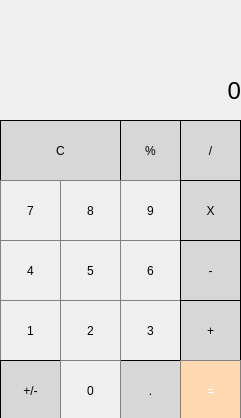
The window that mainwindow.ui (Digvijay-7/Qt) describes before a commit, drawn with Qt 5.
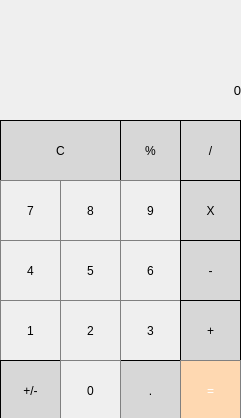
The same window after the commit.

Commit message: Added infixto postfix evaluation in calculator

Diff of the .ui file:
```diff
--- a/mainwindow.ui
+++ b/mainwindow.ui
@@ -36,7 +36,7 @@
     </property>
     <property name="font">
      <font>
-      <pointsize>18</pointsize>
+      <pointsize>10</pointsize>
      </font>
     </property>
     <property name="text">
```
Left out of the diff: 2 changed lines with no effect on the pictures. The commit also changes 2 other files.
